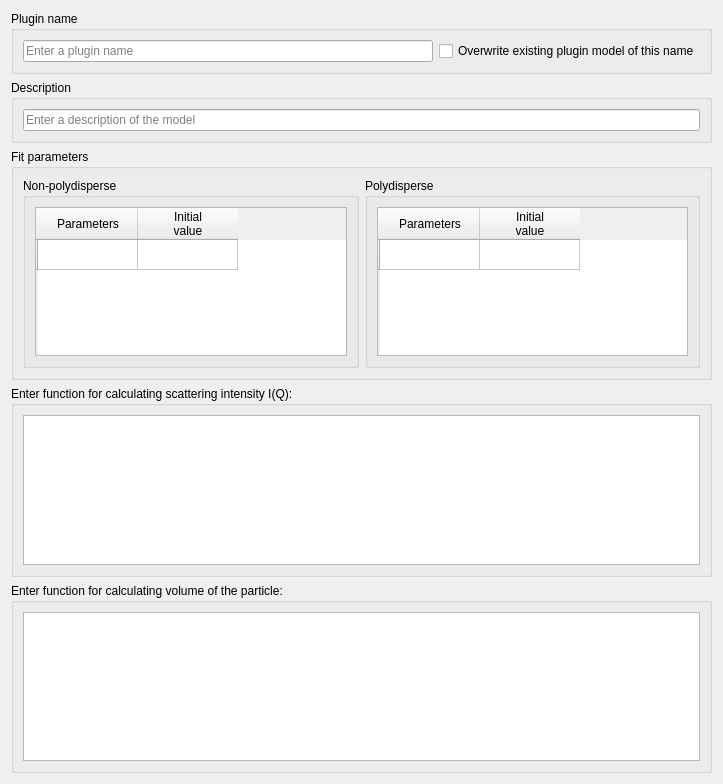
The window that src/sas/qtgui/Utilities/UI/PluginDefinitionUI.ui (SasView/sasview) describes before a commit, drawn with Qt 5.
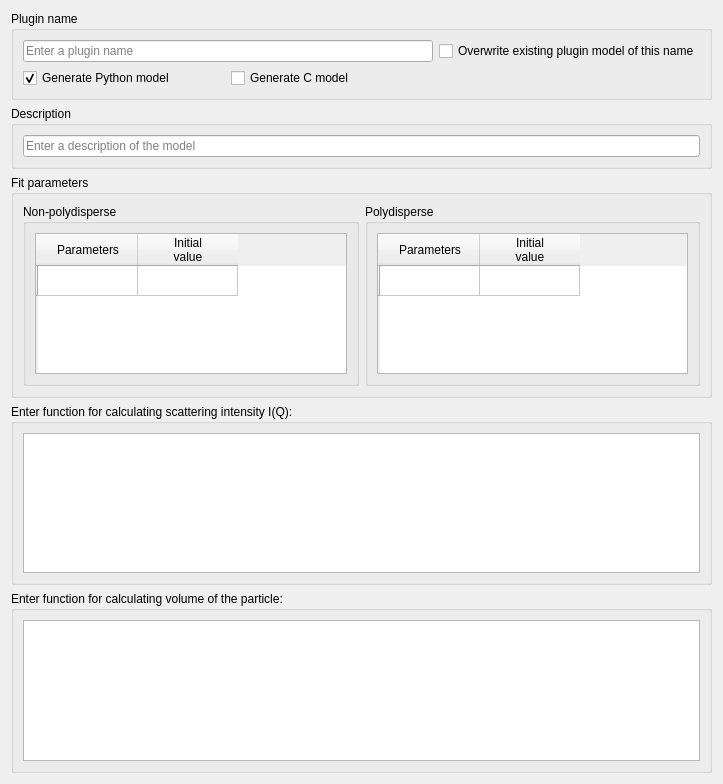
The same window after the commit.

Commit message:
Add checkboxes for generating Python and C code in PluginDefinition UI
The code changes in `PluginDefinition.py` add two new checkboxes for generating Python and C code in the UI. These checkboxes allow the user to specify whether they want to generate Python or C code when working with the plugin.

What changed in the file:
```diff
--- a/src/sas/qtgui/Utilities/UI/PluginDefinitionUI.ui
+++ b/src/sas/qtgui/Utilities/UI/PluginDefinitionUI.ui
@@ -14,7 +14,7 @@
    <string>Plugin Definition</string>
   </property>
   <layout class="QGridLayout" name="gridLayout_7">
-   <item row="2" column="0">
+   <item row="3" column="0">
     <widget class="QGroupBox" name="groupBox">
      <property name="title">
       <string>Fit parameters</string>
@@ -81,51 +81,6 @@
      </layout>
     </widget>
    </item>
-   <item row="3" column="0">
-    <widget class="QGroupBox" name="groupBox_2">
-     <property name="title">
-      <string>Enter function for calculating scattering intensity I(Q):</string>
-     </property>
-     <layout class="QGridLayout" name="gridLayout_6">
-      <item row="0" column="0">
-       <widget class="QTextBrowser" name="txtFunction">
-        <property name="cursor" stdset="0">
-         <cursorShape>IBeamCursor</cursorShape>
-        </property>
-        <property name="readOnly">
-         <bool>false</bool>
-        </property>
-        <property name="html">
-         <string>&lt;!DOCTYPE HTML PUBLIC &quot;-//W3C//DTD HTML 4.0//EN&quot; &quot;http://www.w3.org/TR/REC-html40/strict.dtd&quot;&gt;
-&lt;html&gt;&lt;head&gt;&lt;meta name=&quot;qrichtext&quot; content=&quot;1&quot; /&gt;&lt;meta charset=&quot;utf-8&quot; /&gt;&lt;style type=&quot;text/css&quot;&gt;
-p, li { white-space: pre-wrap; }
-hr { height: 1px; border-width: 0; }
-li.unchecked::marker { content: &quot;\2610&quot;; }
-li.checked::marker { content: &quot;\2612&quot;; }
-&lt;/style&gt;&lt;/head&gt;&lt;body style=&quot; font-family:'Segoe UI'; font-size:9pt; font-weight:400; font-style:normal;&quot;&gt;
-&lt;p style=&quot;-qt-paragraph-type:empty; margin-top:0px; margin-bottom:0px; margin-left:0px; margin-right:0px; -qt-block-indent:0; text-indent:0px; font-family:'MS Shell Dlg 2'; font-size:7.8pt;&quot;&gt;&lt;br /&gt;&lt;/p&gt;&lt;/body&gt;&lt;/html&gt;</string>
-        </property>
-       </widget>
-      </item>
-     </layout>
-    </widget>
-   </item>
-   <item row="1" column="0">
-    <widget class="QGroupBox" name="groupBox_5">
-     <property name="title">
-      <string>Description</string>
-     </property>
-     <layout class="QGridLayout" name="gridLayout_4">
-      <item row="0" column="0">
-       <widget class="QLineEdit" name="txtDescription">
-        <property name="placeholderText">
-         <string>Enter a description of the model</string>
-        </property>
-       </widget>
-      </item>
-     </layout>
-    </widget>
-   </item>
    <item row="0" column="0">
     <widget class="QGroupBox" name="groupBox_6">
      <property name="title">
@@ -139,6 +94,30 @@
         </property>
        </widget>
       </item>
+      <item row="1" column="0">
+       <layout class="QHBoxLayout" name="horizontalLayout">
+        <item>
+         <widget class="QCheckBox" name="chkGenPython">
+          <property name="autoFillBackground">
+           <bool>false</bool>
+          </property>
+          <property name="text">
+           <string>Generate Python model</string>
+          </property>
+          <property name="checked">
+           <bool>true</bool>
+          </property>
+         </widget>
+        </item>
+        <item>
+         <widget class="QCheckBox" name="chkGenC">
+          <property name="text">
+           <string>Generate C model</string>
+          </property>
+         </widget>
+        </item>
+       </layout>
+      </item>
       <item row="0" column="1">
        <widget class="QCheckBox" name="chkOverwrite">
         <property name="text">
@@ -149,7 +128,23 @@
      </layout>
     </widget>
    </item>
-   <item row="4" column="0">
+   <item row="2" column="0">
+    <widget class="QGroupBox" name="groupBox_5">
+     <property name="title">
+      <string>Description</string>
+     </property>
+     <layout class="QGridLayout" name="gridLayout_4">
+      <item row="0" column="0">
+       <widget class="QLineEdit" name="txtDescription">
+        <property name="placeholderText">
+         <string>Enter a description of the model</string>
+        </property>
+       </widget>
+      </item>
+     </layout>
+    </widget>
+   </item>
+   <item row="5" column="0">
     <widget class="QGroupBox" name="formFunctionBox">
      <property name="title">
       <string>Enter function for calculating volume of the particle:</string>
@@ -168,6 +163,35 @@
      </layout>
     </widget>
    </item>
+   <item row="4" column="0">
+    <widget class="QGroupBox" name="groupBox_2">
+     <property name="title">
+      <string>Enter function for calculating scattering intensity I(Q):</string>
+     </property>
+     <layout class="QGridLayout" name="gridLayout_6">
+      <item row="0" column="0">
+       <widget class="QTextBrowser" name="txtFunction">
+        <property name="cursor" stdset="0">
+         <cursorShape>IBeamCursor</cursorShape>
+        </property>
+        <property name="readOnly">
+         <bool>false</bool>
+        </property>
+        <property name="html">
+         <string>&lt;!DOCTYPE HTML PUBLIC &quot;-//W3C//DTD HTML 4.0//EN&quot; &quot;http://www.w3.org/TR/REC-html40/strict.dtd&quot;&gt;
+&lt;html&gt;&lt;head&gt;&lt;meta name=&quot;qrichtext&quot; content=&quot;1&quot; /&gt;&lt;meta charset=&quot;utf-8&quot; /&gt;&lt;style type=&quot;text/css&quot;&gt;
+p, li { white-space: pre-wrap; }
+hr { height: 1px; border-width: 0; }
+li.unchecked::marker { content: &quot;\2610&quot;; }
+li.checked::marker { content: &quot;\2612&quot;; }
+&lt;/style&gt;&lt;/head&gt;&lt;body style=&quot; font-family:'Segoe UI'; font-size:9pt; font-weight:400; font-style:normal;&quot;&gt;
+&lt;p style=&quot;-qt-paragraph-type:empty; margin-top:0px; margin-bottom:0px; margin-left:0px; margin-right:0px; -qt-block-indent:0; text-indent:0px; font-family:'MS Shell Dlg 2'; font-size:7.8pt;&quot;&gt;&lt;br /&gt;&lt;/p&gt;&lt;/body&gt;&lt;/html&gt;</string>
+        </property>
+       </widget>
+      </item>
+     </layout>
+    </widget>
+   </item>
   </layout>
  </widget>
  <tabstops>
```
